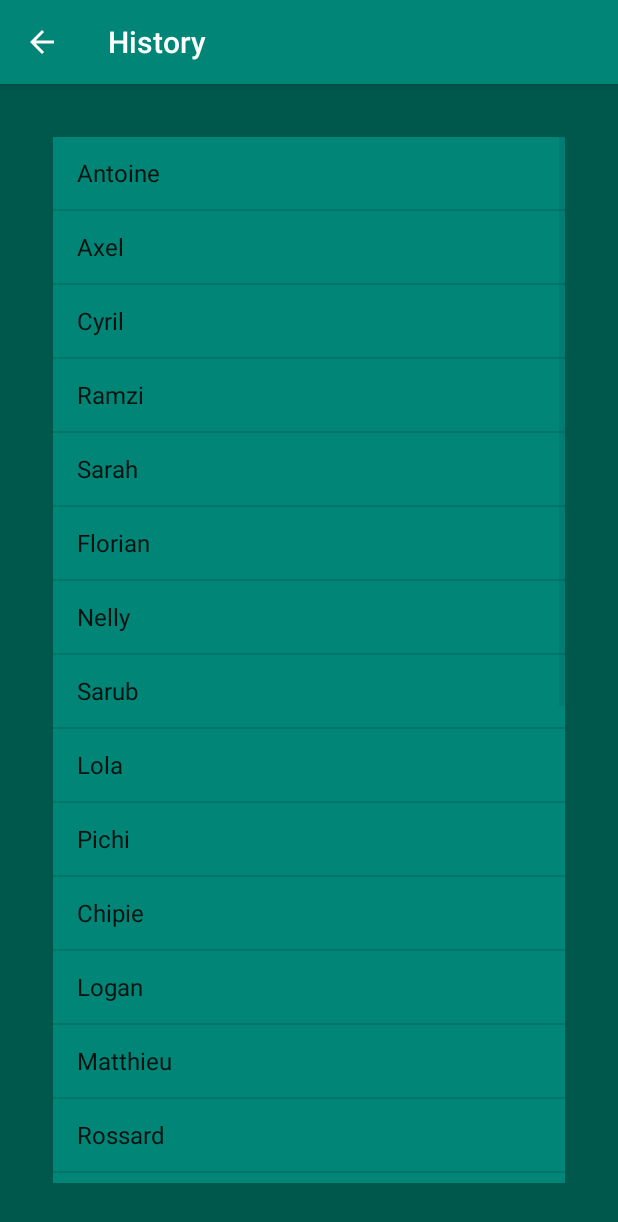
After one commit to Schouketta/ProjetAndroid, an Android app: the History screen opened directly, with no data from a screen before it, on a phone screen of 412 x 824 dp. The commit adds this screen. Shown: the top 1222 px of the screen. Run offline under Robolectric (Android 15) with nearby library versions, the phone set to English and light mode, and no system bars.

Commit message:
Activités bien liés

```diff
--- /dev/null
+++ b/app/src/main/java/fr/android/moi/projetandroid/History.java
@@ -0,0 +1,30 @@
+package fr.android.moi.projetandroid;
+
+import androidx.appcompat.app.AppCompatActivity;
+
+import android.os.Bundle;
+import android.widget.ArrayAdapter;
+import android.widget.ListView;
+
+public class History extends AppCompatActivity {
+
+    ListView mListView2;
+    private String[] prenoms2 = new String[]{
+            "Antoine", "Axel", "Cyril", "Ramzi", "Sarah", "Florian",
+            "Nelly", "Sarub", "Lola", "Pichi", "Chipie", "Logan",
+            "Matthieu", "Rossard", "Jacques", "Philippe", "Quentin", "Romain",
+            "Sophie", "Tristan", "Ulric", "Vincent", "Willy", "Xavier",
+            "Yann", "Zoé"
+    };
+
+    @Override
+    protected void onCreate(Bundle savedInstanceState) {
+        super.onCreate(savedInstanceState);
+        setContentView(R.layout.activity_history);
+
+        mListView2 = (ListView) findViewById(R.id.listView2);
+        final ArrayAdapter<String> adapter = new ArrayAdapter<String>(History.this,
+                android.R.layout.simple_list_item_1, prenoms2);
+        mListView2.setAdapter(adapter);
+    }
+}
--- /dev/null
+++ b/app/src/main/res/layout/activity_history.xml
@@ -0,0 +1,25 @@
+<?xml version="1.0" encoding="utf-8"?>
+<LinearLayout xmlns:android="http://schemas.android.com/apk/res/android"
+    xmlns:app="http://schemas.android.com/apk/res-auto"
+    xmlns:tools="http://schemas.android.com/tools"
+    android:layout_width="match_parent"
+    android:layout_height="match_parent"
+    tools:context=".History"
+    >
+
+    <LinearLayout
+        android:layout_width="wrap_content"
+        android:layout_height="match_parent"
+        android:background="@color/colorPrimaryDark"
+        android:padding="35dp"
+        android:orientation="vertical">
+
+        <ListView
+            android:id="@+id/listView2"
+            android:layout_width="wrap_content"
+            android:layout_height="wrap_content"
+            android:background="@color/colorPrimary"/>
+
+    </LinearLayout>
+
+</LinearLayout>
```
Also changed, not shown: app/src/main/AndroidManifest.xml (+24 -6 lines), app/src/main/java/fr/android/moi/projetandroid/Camera.java (added, +14 -0 lines), app/src/main/java/fr/android/moi/projetandroid/MainActivity.java (+24 -0 lines), app/src/main/java/fr/android/moi/projetandroid/Stats.java (added, +14 -0 lines), app/src/main/res/layout/activity_add.xml (+8 -5 lines), app/src/main/res/layout/activity_camera.xml (added, +15 -0 lines), app/src/main/res/layout/activity_main.xml (+7 -3 lines), app/src/main/res/layout/activity_stats.xml (added, +14 -0 lines).
